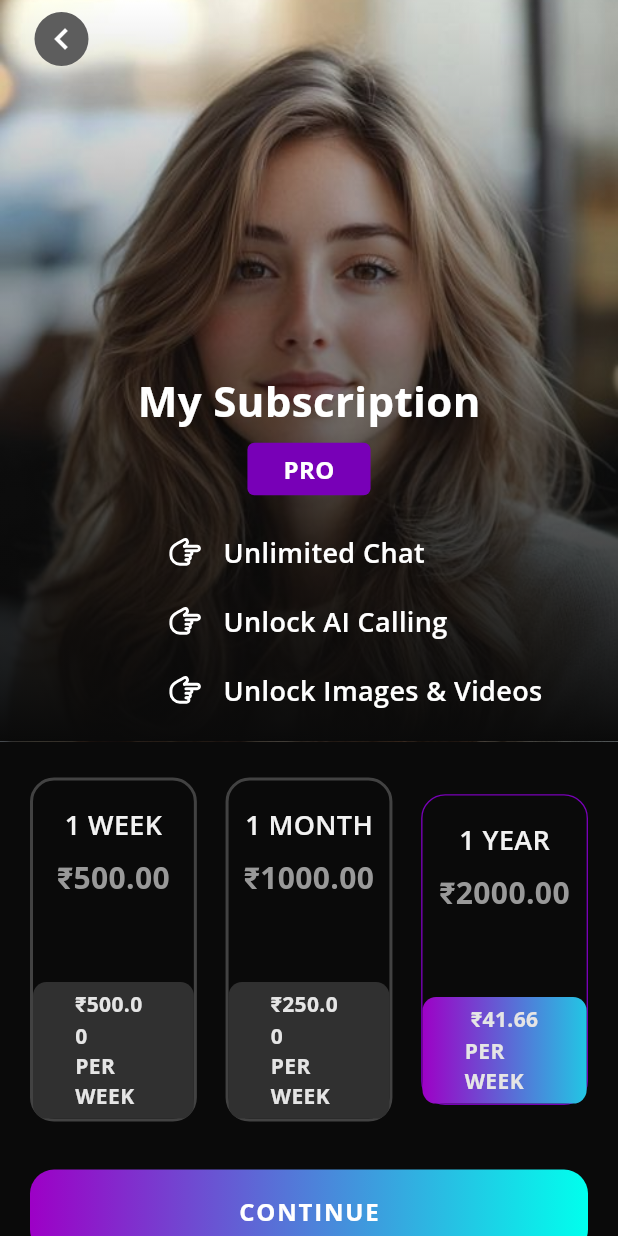
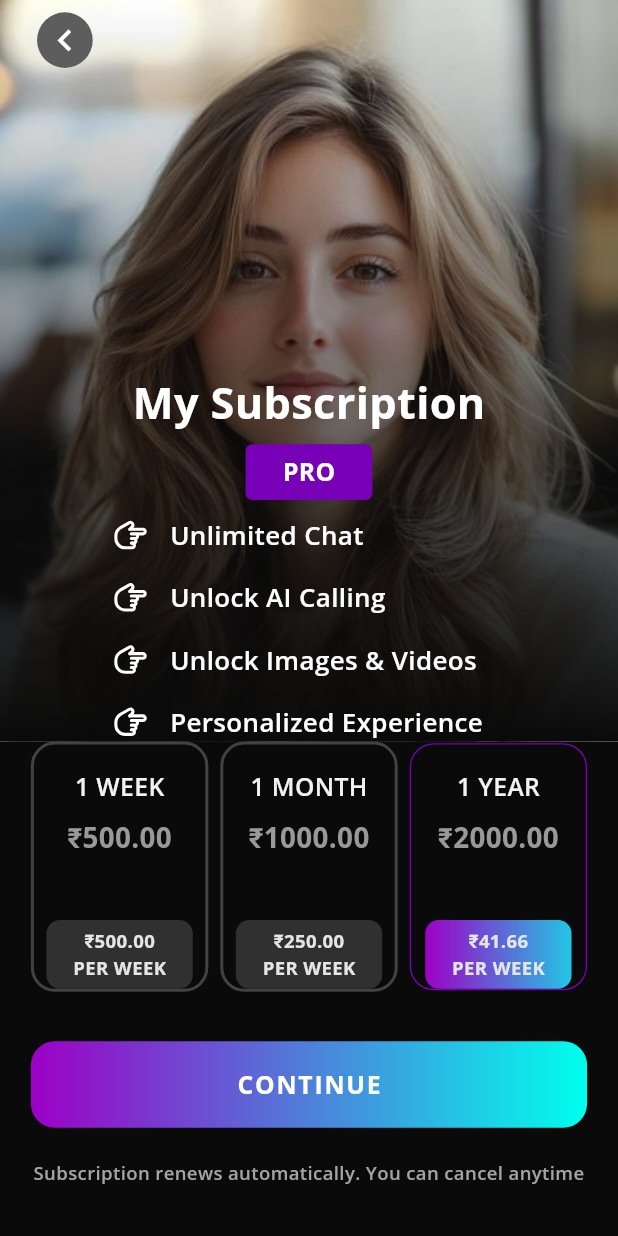
Before and after one commit to harshkapoor99/android, a Flutter app: the SubscriptionPage screen opened directly, on a phone screen of 412 x 824 dp. Run offline on Flutter 3.47's test engine with Material 3 defaults, Android fonts, the phone set to English and light mode, and no system bars; our stand-ins replace cached_network_image, dio, flutter_riverpod, flutter_svg, hive_flutter, image_picker and 6 more; accounts and stored records are empty; generated files the repository leaves out were written again; project files that could hold a hidden picture were left out.

Commit message:
Responsive SubsScreen

```diff
--- a/lib/screens/tabs/widgets/prev_next_buttons.dart
+++ b/lib/screens/tabs/widgets/prev_next_buttons.dart
@@ -53,9 +53,10 @@ class PrevNextButtons extends ConsumerWidget {
           TextButton(
             onPressed: () => _prevStep(provider.pageController, currentStep),
             child: const Text(
+              // color changed to grey
               "Previous",
               style: TextStyle(
-                color: Colors.white,
+                color: Color(0xffa3a3a3),
                 fontSize: 14,
                 fontWeight: FontWeight.w700,
               ),
--- a/lib/screens/tabs/widgets/subscriptionPage.dart
+++ b/lib/screens/tabs/widgets/subscriptionPage.dart
@@ -19,6 +19,15 @@ class _SubscriptionPageState extends State<SubscriptionPage> {
 
   @override
   Widget build(BuildContext context) {
+    final screenHeight = MediaQuery.of(context).size.height;
+    final screenWidth = MediaQuery.of(context).size.width;
+    final topPadding = MediaQuery.of(context).padding.top;
+
+    // Calculate responsive dimensions
+    final featureWidth = screenWidth * 0.7; // 70% of screen width
+    final imageHeight = screenHeight * 0.6;
+    final featuresTop = imageHeight * 0.63; // Position features at 63% of image height
+
     return Scaffold(
       backgroundColor: Colors.black,
       body: Container(
@@ -35,12 +44,13 @@ class _SubscriptionPageState extends State<SubscriptionPage> {
         ),
         child: Stack(
           children: [
-            // Background content
-            Column(
+            // Main scrollable content
+            SingleChildScrollView(
+              child: Column(
                 children: [
                   // Top section with image and title
-                Container(
-                  height: MediaQuery.of(context).size.height * 0.60,
+                  SizedBox(
+                    height: imageHeight,
                     child: Stack(
                       children: [
                         // Background image
@@ -48,7 +58,7 @@ class _SubscriptionPageState extends State<SubscriptionPage> {
                           child: Image.asset(
                             'assets/images/model/mod_img5.jpeg',
                             fit: BoxFit.cover,
-                          alignment: Alignment.topCenter.add(Alignment(0, 0.2)),
+                            alignment: Alignment.topCenter.add(const Alignment(0, 0.2)),
                           ),
                         ),
 
@@ -70,32 +80,35 @@ class _SubscriptionPageState extends State<SubscriptionPage> {
 
                         // Title and badge
                         Positioned(
-                        top: MediaQuery.of(context).size.height * 0.3,
+                          top: imageHeight * 0.5,
                           left: 0,
                           right: 0,
                           child: Column(
                             children: [
-                            const Text(
+                              Text(
                                 'My Subscription',
                                 style: TextStyle(
-                                fontSize: 28,
+                                  fontSize: screenWidth * 0.07, // Responsive font size
                                   fontWeight: FontWeight.w700,
                                   color: Colors.white,
                                 ),
                               ),
                               const SizedBox(height: 8),
                               Container(
-                              padding: const EdgeInsets.symmetric(horizontal: 24, vertical: 6),
+                                padding: EdgeInsets.symmetric(
+                                  horizontal: screenWidth * 0.06,
+                                  vertical: screenHeight * 0.008,
+                                ),
                                 decoration: BoxDecoration(
-                                color: Color(0xFF7800B7),
+                                  color: const Color(0xFF7800B7),
                                   borderRadius: BorderRadius.circular(4.58),
                                 ),
-                              child: const Text(
+                                child: Text(
                                   'PRO',
                                   style: TextStyle(
                                     color: Colors.white,
                                     fontWeight: FontWeight.w700,
-                                  fontSize: 16,
+                                    fontSize: screenWidth * 0.04, // Responsive font size
                                   ),
                                 ),
                               ),
@@ -103,42 +116,42 @@ class _SubscriptionPageState extends State<SubscriptionPage> {
                           ),
                         ),
 
-                      // ✅ Features (Positioned lower in screen)
+                        // ✅ Features
                         Positioned(
-                        top: MediaQuery.of(context).size.height * 0.38,
-                        left: MediaQuery.of(context).size.width * 0.211,
+                          top: featuresTop,
+                          left: 0,
                           right: 0,
+                          child: Center(
+                            child: FractionallySizedBox(
+                              widthFactor: 0.8, // Take 80% of screen width
                               child: Column(
+                                crossAxisAlignment: CrossAxisAlignment.start,
                                 children: [
-                            const SizedBox(height: 32),
-                            _featureTile('Unlimited Chat'),
-                            _featureTile('Unlock AI Calling'),
-                            _featureTile('Unlock Images & Videos'),
-                            _featureTile('Personalized Experience'),
+                                  SizedBox(height: screenHeight * 0.03),
+                                  _featureTile('Unlimited Chat', screenWidth),
+                                  _featureTile('Unlock AI Calling', screenWidth),
+                                  _featureTile('Unlock Images & Videos', screenWidth),
+                                  _featureTile('Personalized Experience', screenWidth),
                                 ],
+                              ),
+                            ),
                           ),
                         ),
                       ],
                     ),
                   ),
-                // Rest of the content
-                Expanded(
-                  child: Stack(
-                    children: [
-                      // 🧾 Actual Scrollable Content
-                      SingleChildScrollView(
-                        child: Column(
-                          children: [
-                            const SizedBox(height: 24),
 
                   // Plan Options
                   Padding(
-                              padding: const EdgeInsets.symmetric(horizontal: 20),
-                              child: Row(
+                    padding: EdgeInsets.symmetric(horizontal: screenWidth * 0.05),
+                    child: LayoutBuilder(
+                      builder: (context, constraints) {
+                        return Row(
                           mainAxisAlignment: MainAxisAlignment.spaceBetween,
                           children: List.generate(plans.length, (index) {
                             final plan = plans[index];
                             final isSelected = index == selectedIndex;
+                            final itemWidth = (constraints.maxWidth - 16) / 3;
 
                             return GestureDetector(
                               onTap: () {
@@ -147,8 +160,8 @@ class _SubscriptionPageState extends State<SubscriptionPage> {
                                 });
                               },
                               child: Container(
-                                      width: MediaQuery.of(context).size.width * 0.27,
-                                      padding: const EdgeInsets.only(top: 16),
+                                width: itemWidth,
+                                padding: EdgeInsets.only(top: screenHeight * 0.02),
                                 decoration: BoxDecoration(
                                   color: Colors.transparent,
                                   borderRadius: BorderRadius.circular(16),
@@ -162,23 +175,26 @@ class _SubscriptionPageState extends State<SubscriptionPage> {
                                     Text(
                                       plan['title'],
                                       style: TextStyle(
-                                              color: Color(0xFFf2f2f2),
-                                              fontSize: 18,
+                                        color: const Color(0xFFf2f2f2),
+                                        fontSize: screenWidth * 0.04, // Responsive font size
                                         fontWeight: FontWeight.w600,
                                       ),
                                     ),
-                                          const SizedBox(height: 8),
+                                    SizedBox(height: screenHeight * 0.01),
                                     Text(
                                       plan['price'],
                                       style: TextStyle(
-                                              color: Color(0xFF999999),
-                                              fontSize: 20,
+                                        color: const Color(0xFF999999),
+                                        fontSize: screenWidth * 0.045, // Responsive font size
                                         fontWeight: FontWeight.bold,
                                       ),
                                     ),
-                                          const SizedBox(height: 54.34),
+                                    SizedBox(height: screenHeight * 0.05),
                                     Container(
-                                            padding: const EdgeInsets.symmetric(horizontal: 28, vertical: 5),
+                                      padding: EdgeInsets.symmetric(
+                                        horizontal: itemWidth * 0.15,
+                                        vertical: screenHeight * 0.006,
+                                      ),
                                       decoration: BoxDecoration(
                                         gradient: isSelected
                                             ? const LinearGradient(
@@ -198,16 +214,16 @@ class _SubscriptionPageState extends State<SubscriptionPage> {
                                           Text(
                                             plan['perWeek'],
                                             style: TextStyle(
-                                                    color: Color(0xFFe5e5e5),
-                                                    fontSize: 14,
+                                              color: const Color(0xFFe5e5e5),
+                                              fontSize: screenWidth * 0.03, // Responsive font size
                                               fontWeight: FontWeight.w700,
                                             ),
                                           ),
                                           Text(
                                             plan['perWeekText'],
                                             style: TextStyle(
-                                                    color: Color(0xFFe5e5e5),
-                                                    fontSize: 14,
+                                              color: const Color(0xFFe5e5e5),
+                                              fontSize: screenWidth * 0.03, // Responsive font size
                                               fontWeight: FontWeight.w700,
                                             ),
                                           ),
@@ -219,17 +235,19 @@ class _SubscriptionPageState extends State<SubscriptionPage> {
                               ),
                             );
                           }),
+                        );
+                      },
                     ),
                   ),
 
-                            const SizedBox(height: 32),
+                  SizedBox(height: screenHeight * 0.04),
 
                   // Continue Button
                   Padding(
-                              padding: const EdgeInsets.symmetric(horizontal: 20),
+                    padding: EdgeInsets.symmetric(horizontal: screenWidth * 0.05),
                     child: Container(
                       width: double.infinity,
-                                height: 56,
+                      height: screenHeight * 0.07,
                       decoration: BoxDecoration(
                         gradient: const LinearGradient(
                           colors: [
@@ -252,11 +270,11 @@ class _SubscriptionPageState extends State<SubscriptionPage> {
                         onPressed: () {
                           // Your logic here
                         },
-                                  child: const Text(
+                        child: Text(
                           'CONTINUE',
                           style: TextStyle(
                             fontWeight: FontWeight.w700,
-                                      fontSize: 16,
+                            fontSize: screenWidth * 0.04, // Responsive font size
                             color: Colors.white,
                             letterSpacing: 1.2,
                           ),
@@ -265,103 +283,109 @@ class _SubscriptionPageState extends State<SubscriptionPage> {
                     ),
                   ),
 
-                            const SizedBox(height: 23),
+                  SizedBox(height: screenHeight * 0.025),
 
-                            const Text(
+                  Text(
                     'Subscription renews automatically. You can cancel anytime',
-                              style: TextStyle(color: Color(0xffa3a3a3), fontSize: 12,fontWeight: FontWeight.w600),
+                    style: TextStyle(
+                        color: const Color(0xffa3a3a3),
+                        fontSize: screenWidth * 0.03, // Responsive font size
+                        fontWeight: FontWeight.w600
+                    ),
                     textAlign: TextAlign.center,
                   ),
 
-                            const SizedBox(height: 23),
+                  SizedBox(height: screenHeight * 0.025),
 
                   Row(
                     mainAxisAlignment: MainAxisAlignment.center,
                     children: [
                       TextButton(
                         onPressed: () {},
-                                  child: const Text(
+                        child: Text(
                           'Privacy Policy',
                           style: TextStyle(
-                                        color: Color(0xffa3a3a3),
-                                        fontSize: 14,
-                                        fontWeight: FontWeight.w600
+                            color: const Color(0xffa3a3a3),
+                            fontSize: screenWidth * 0.035, // Responsive font size
+                            fontWeight: FontWeight.w600,
                           ),
                         ),
                       ),
                       Container(
-                                  height: 12,
+                        height: screenHeight * 0.015,
                         width: 1,
                         color: Colors.grey,
-                                  margin: const EdgeInsets.symmetric(horizontal: 8),
+                        margin: EdgeInsets.symmetric(horizontal: screenWidth * 0.02),
                       ),
                       TextButton(
                         onPressed: () {},
-                                  child: const Text(
+                        child: Text(
                           'Term and Condition',
                           style: TextStyle(
-                                      color: Color(0xffa3a3a3),
-                                      fontSize: 14,
-                                      fontWeight: FontWeight.w600
+                            color: const Color(0xffa3a3a3),
+                            fontSize: screenWidth * 0.035, // Responsive font size
+                            fontWeight: FontWeight.w600,
                           ),
                         ),
                       ),
                     ],
                   ),
 
-                            const SizedBox(height: 40),
+                  // Add extra padding at the bottom for scrolling past content
+                  SizedBox(height: screenHeight * 0.1),
                 ],
               ),
             ),
-                    ],
-                  ),
-                ),
-              ],
-            ),
 
-            // Back button in the top-left corner
+            // Back button in the top-left corner (outside ScrollView)
             Positioned(
-              top: MediaQuery.of(context).padding.top + 8,
-              left: 23,
+              top: topPadding + screenHeight * 0.01,
+              left: screenWidth * 0.06,
               child: Container(
-                width: 36,
-                height: 36,
-                decoration: BoxDecoration(
+                width: screenWidth * 0.09,
+                height: screenWidth * 0.09,
+                decoration: const BoxDecoration(
                   color: Color(0xFF5D5D5D),
                   shape: BoxShape.circle,
                 ),
                 child: IconButton(
-                  icon: const Icon(Icons.chevron_left, color: Colors.white, size: 28),
+                  icon: Icon(
+                    Icons.chevron_left,
+                    color: Colors.white,
+                    size: screenWidth * 0.07,
+                  ),
                   onPressed: () => Navigator.of(context).pop(),
                   padding: EdgeInsets.zero, // ensures icon is centered
                   constraints: const BoxConstraints(), // remove default padding
                 ),
               ),
             ),
-
           ],
         ),
       ),
     );
   }
 
-  Widget _featureTile(String title) {
+  Widget _featureTile(String title, double screenWidth) {
     return Padding(
-      padding: const EdgeInsets.symmetric(horizontal: 24, vertical: 10),
+      padding: EdgeInsets.symmetric(vertical: screenWidth * 0.02,horizontal: screenWidth*0.08),
       child: Row(
+        mainAxisAlignment: MainAxisAlignment.start,
         children: [
           SvgPicture.asset(
             'assets/icons/tabler_hand-finger-right.svg',
-            width: 24,
-            height: 24,
+            width: screenWidth * 0.06,
+            height: screenWidth * 0.06,
           ),
-          const SizedBox(width: 14),
-          Text(
+          SizedBox(width: screenWidth * 0.035),
+          Flexible(
+            child: Text(
               title,
-            style: const TextStyle(
+              style: TextStyle(
                 color: Colors.white,
-              fontSize: 18,
+                fontSize: screenWidth * 0.042, // Responsive font size
                 fontWeight: FontWeight.w600,
+              ),
             ),
           ),
         ],
```
Lines whose indentation alone changed are shown as unchanged.
